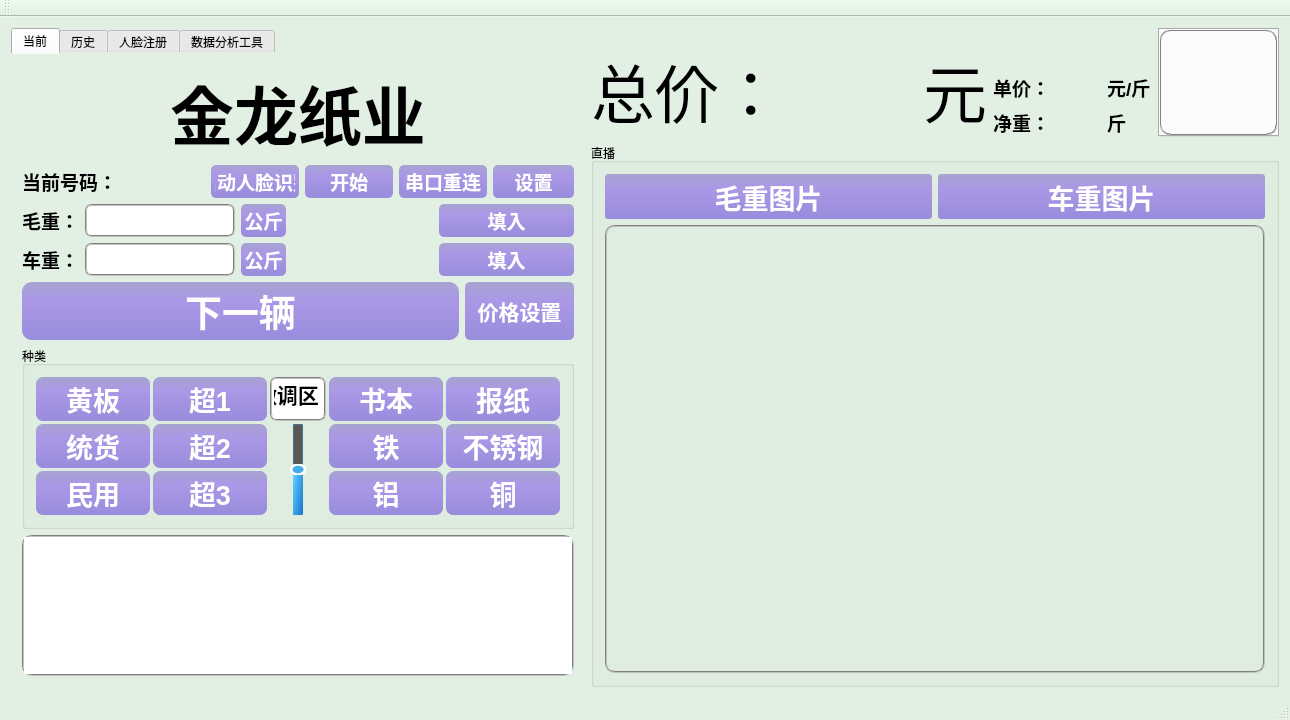
The window that wasterecycle.ui (ljhuan/WasteRecycle) describes before a commit, drawn with Qt 5.
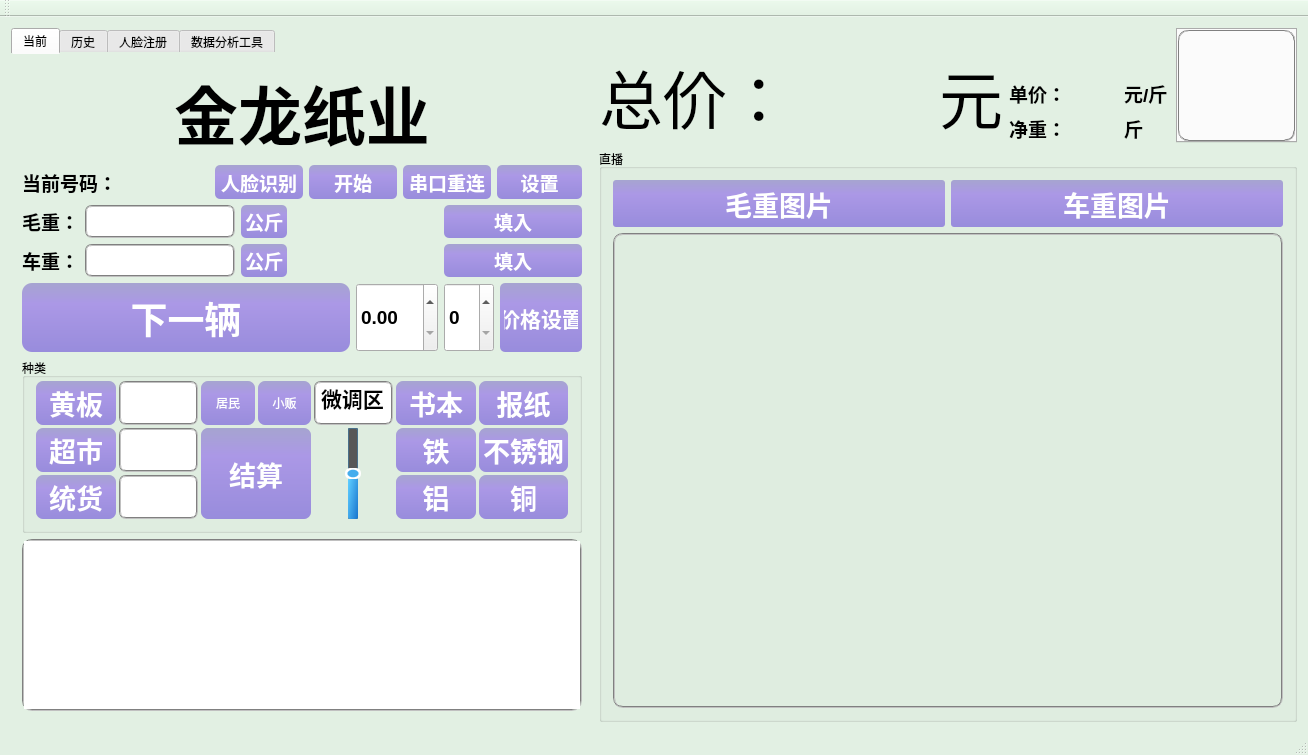
The same window after the commit. The open tabs and pages were chosen to show the change. Custom widgets are drawn as their Qt base class.

What changed in the file:
```diff
--- a/wasterecycle.ui
+++ b/wasterecycle.ui
@@ -9,8 +9,8 @@
    <rect>
     <x>0</x>
     <y>0</y>
-    <width>1290</width>
-    <height>720</height>
+    <width>1308</width>
+    <height>755</height>
    </rect>
   </property>
   <property name="sizePolicy">
@@ -106,7 +106,7 @@
        <attribute name="title">
         <string>当前</string>
        </attribute>
-       <layout class="QVBoxLayout" name="verticalLayout_5" stretch="3,1,3,2,5,0">
+       <layout class="QVBoxLayout" name="verticalLayout_5" stretch="2,1,2,2,3,5">
         <item>
          <widget class="QLabel" name="lb_display">
           <property name="enabled">
@@ -215,7 +215,7 @@
 </string>
             </property>
             <property name="text">
-             <string>启动人脸识别</string>
+             <string>人脸识别</string>
             </property>
            </widget>
           </item>
@@ -755,7 +755,7 @@
          </layout>
         </item>
         <item>
-         <layout class="QHBoxLayout" name="horizontalLayout_2" stretch="4,1">
+         <layout class="QHBoxLayout" name="horizontalLayout_2" stretch="8,2,1,2">
           <item>
            <widget class="QPushButton" name="btn_Next">
             <property name="sizePolicy">
@@ -818,6 +818,45 @@
             </property>
            </widget>
           </item>
+          <item>
+           <widget class="QDoubleSpinBox" name="doubleSpinBox">
+            <property name="sizePolicy">
+             <sizepolicy hsizetype="Minimum" vsizetype="Preferred">
+              <horstretch>0</horstretch>
+              <verstretch>0</verstretch>
+             </sizepolicy>
+            </property>
+            <property name="font">
+             <font>
+              <family>Arial</family>
+              <pointsize>14</pointsize>
+              <weight>75</weight>
+              <bold>true</bold>
+             </font>
+            </property>
+            <property name="singleStep">
+             <double>0.010000000000000</double>
+            </property>
+           </widget>
+          </item>
+          <item>
+           <widget class="QSpinBox" name="spinBox">
+            <property name="sizePolicy">
+             <sizepolicy hsizetype="Minimum" vsizetype="Preferred">
+              <horstretch>0</horstretch>
+              <verstretch>0</verstretch>
+             </sizepolicy>
+            </property>
+            <property name="font">
+             <font>
+              <family>Arial</family>
+              <pointsize>14</pointsize>
+              <weight>75</weight>
+              <bold>true</bold>
+             </font>
+            </property>
+           </widget>
+          </item>
           <item>
            <widget class="QPushButton" name="btn_priceSet">
             <property name="sizePolicy">
@@ -871,11 +910,50 @@
           <property name="title">
            <string>种类</string>
           </property>
-          <layout class="QGridLayout" name="gridLayout_3" rowstretch="1,1,1" columnstretch="2,2,1,2,2">
+          <layout class="QGridLayout" name="gridLayout_3" rowstretch="1,1,1,1,1,1" columnstretch="3,3,2,2,3,3,3">
+           <property name="topMargin">
+            <number>3</number>
+           </property>
            <property name="spacing">
             <number>3</number>
            </property>
-           <item row="0" column="0">
+           <item row="3" column="3">
+            <widget class="QPushButton" name="btn_packman">
+             <property name="sizePolicy">
+              <sizepolicy hsizetype="Minimum" vsizetype="Preferred">
+               <horstretch>0</horstretch>
+               <verstretch>0</verstretch>
+              </sizepolicy>
+             </property>
+             <property name="styleSheet">
+              <string notr="true">QPushButton{color: rgb(255, 255, 255);
+			background: qlineargradient(x1:0, y1:0, x2:0, y2:1, stop:0 rgb(166,164,208),stop:0.3 rgb(171,152,230), stop:1 rgb(152,140,220));
+            border:1px;
+            border-radius:7px;
+            padding:2px 4px;
+}
+QPushButton:hover{
+            color: rgb(255, 255, 255); 
+            background: qlineargradient(x1:0, y1:0, x2:0, y2:1, stop:0 rgb(130,120,226), stop:0.3 rgb(120,130,230), stop:1 rgb(125,140,226));
+            border:1px;
+            border-radius:7px;
+            padding:2px 4px; 
+        }
+        QPushButton:pressed{
+            color: rgb(255, 255, 255);
+            background: qlineargradient(x1:0, y1:0, x2:0, y2:1, stop:0 rgb(240,156,121), stop:0.3 rgb(220,160,140), stop:1 rgb(230,140,120));
+            border:1px;
+            border-radius:7px;
+            padding:2px 4px;
+        }
+</string>
+             </property>
+             <property name="text">
+              <string>小贩</string>
+             </property>
+            </widget>
+           </item>
+           <item row="3" column="0">
             <widget class="QPushButton" name="btn_huangban">
              <property name="sizePolicy">
               <sizepolicy hsizetype="Maximum" vsizetype="Maximum">
@@ -926,7 +1004,79 @@
              </property>
             </widget>
            </item>
-           <item row="0" column="1">
+           <item row="5" column="0">
+            <widget class="QPushButton" name="btn_tonghuo">
+             <property name="sizePolicy">
+              <sizepolicy hsizetype="Maximum" vsizetype="Maximum">
+               <horstretch>0</horstretch>
+               <verstretch>0</verstretch>
+              </sizepolicy>
+             </property>
+             <property name="maximumSize">
+              <size>
+               <width>150</width>
+               <height>200</height>
+              </size>
+             </property>
+             <property name="font">
+              <font>
+               <family>Arial</family>
+               <pointsize>20</pointsize>
+               <weight>75</weight>
+               <italic>false</italic>
+               <bold>true</bold>
+              </font>
+             </property>
+             <property name="styleSheet">
+              <string notr="true">QPushButton{color: rgb(255, 255, 255);
+			background: qlineargradient(x1:0, y1:0, x2:0, y2:1, stop:0 rgb(166,164,208),stop:0.3 rgb(171,152,230), stop:1 rgb(152,140,220));
+            border:1px;
+            border-radius:7px;
+            padding:2px 4px;
+}
+QPushButton:hover{
+            color: rgb(255, 255, 255); 
+            background: qlineargradient(x1:0, y1:0, x2:0, y2:1, stop:0 rgb(130,120,226), stop:0.3 rgb(120,130,230), stop:1 rgb(125,140,226));
+            border:1px;
+            border-radius:7px;
+            padding:2px 4px; 
+        }
+        QPushButton:pressed{
+            color: rgb(255, 255, 255);
+            background: qlineargradient(x1:0, y1:0, x2:0, y2:1, stop:0 rgb(240,156,121), stop:0.3 rgb(220,160,140), stop:1 rgb(230,140,120));
+            border:1px;
+            border-radius:7px;
+            padding:2px 4px;
+        }
+</string>
+             </property>
+             <property name="text">
+              <string>统货</string>
+             </property>
+            </widget>
+           </item>
+           <item row="5" column="1">
+            <widget class="MyLineEdit" name="le_tonghuo">
+             <property name="sizePolicy">
+              <sizepolicy hsizetype="Expanding" vsizetype="Preferred">
+               <horstretch>0</horstretch>
+               <verstretch>0</verstretch>
+              </sizepolicy>
+             </property>
+             <property name="font">
+              <font>
+               <family>Arial</family>
+               <pointsize>14</pointsize>
+               <weight>75</weight>
+               <bold>true</bold>
+              </font>
+             </property>
+             <property name="styleSheet">
+              <string notr="true">border:2px groove gray;border-radius:7px;padding:2px 4px;</string>
+             </property>
+            </widget>
+           </item>
+           <item row="4" column="0">
             <widget class="QPushButton" name="btn_chao1">
              <property name="sizePolicy">
               <sizepolicy hsizetype="Maximum" vsizetype="Maximum">
@@ -973,62 +1123,32 @@
 </string>
              </property>
              <property name="text">
-              <string>超1</string>
+              <string>超市</string>
              </property>
             </widget>
            </item>
-           <item row="0" column="3">
-            <widget class="QPushButton" name="btn_shuben">
+           <item row="4" column="1">
+            <widget class="MyLineEdit" name="le_chaoshi">
              <property name="sizePolicy">
-              <sizepolicy hsizetype="Maximum" vsizetype="Maximum">
+              <sizepolicy hsizetype="Expanding" vsizetype="Preferred">
                <horstretch>0</horstretch>
                <verstretch>0</verstretch>
               </sizepolicy>
              </property>
-             <property name="maximumSize">
-              <size>
-               <width>150</width>
-               <height>200</height>
-              </size>
-             </property>
              <property name="font">
               <font>
                <family>Arial</family>
-               <pointsize>20</pointsize>
+               <pointsize>14</pointsize>
                <weight>75</weight>
-               <italic>false</italic>
                <bold>true</bold>
               </font>
              </property>
              <property name="styleSheet">
-              <string notr="true">QPushButton{color: rgb(255, 255, 255);
-			background: qlineargradient(x1:0, y1:0, x2:0, y2:1, stop:0 rgb(166,164,208),stop:0.3 rgb(171,152,230), stop:1 rgb(152,140,220));
-            border:1px;
-            border-radius:7px;
-            padding:2px 4px;
-}
-QPushButton:hover{
-            color: rgb(255, 255, 255); 
-            background: qlineargradient(x1:0, y1:0, x2:0, y2:1, stop:0 rgb(130,120,226), stop:0.3 rgb(120,130,230), stop:1 rgb(125,140,226));
-            border:1px;
-            border-radius:7px;
-            padding:2px 4px; 
-        }
-        QPushButton:pressed{
-            color: rgb(255, 255, 255);
-            background: qlineargradient(x1:0, y1:0, x2:0, y2:1, stop:0 rgb(240,156,121), stop:0.3 rgb(220,160,140), stop:1 rgb(230,140,120));
-            border:1px;
-            border-radius:7px;
-            padding:2px 4px;
-        }
-</string>
-             </property>
-             <property name="text">
-              <string>书本</string>
+              <string notr="true">border:2px groove gray;border-radius:7px;padding:2px 4px;</string>
              </property>
             </widget>
            </item>
-           <item row="0" column="4">
+           <item row="3" column="6">
             <widget class="QPushButton" name="btn_baozhi">
              <property name="sizePolicy">
               <sizepolicy hsizetype="Maximum" vsizetype="Maximum">
@@ -1079,59 +1199,29 @@
              </property>
             </widget>
            </item>
-           <item row="1" column="0">
-            <widget class="QPushButton" name="btn_tonghuo">
+           <item row="3" column="1">
+            <widget class="MyLineEdit" name="le_huangban">
              <property name="sizePolicy">
-              <sizepolicy hsizetype="Maximum" vsizetype="Maximum">
+              <sizepolicy hsizetype="Expanding" vsizetype="Preferred">
                <horstretch>0</horstretch>
                <verstretch>0</verstretch>
               </sizepolicy>
              </property>
-             <property name="maximumSize">
-              <size>
-               <width>150</width>
-               <height>200</height>
-              </size>
-             </property>
              <property name="font">
               <font>
                <family>Arial</family>
-               <pointsize>20</pointsize>
+               <pointsize>14</pointsize>
                <weight>75</weight>
-               <italic>false</italic>
                <bold>true</bold>
               </font>
              </property>
              <property name="styleSheet">
-              <string notr="true">QPushButton{color: rgb(255, 255, 255);
-			background: qlineargradient(x1:0, y1:0, x2:0, y2:1, stop:0 rgb(166,164,208),stop:0.3 rgb(171,152,230), stop:1 rgb(152,140,220));
-            border:1px;
-            border-radius:7px;
-            padding:2px 4px;
-}
-QPushButton:hover{
-            color: rgb(255, 255, 255); 
-            background: qlineargradient(x1:0, y1:0, x2:0, y2:1, stop:0 rgb(130,120,226), stop:0.3 rgb(120,130,230), stop:1 rgb(125,140,226));
-            border:1px;
-            border-radius:7px;
-            padding:2px 4px; 
-        }
-        QPushButton:pressed{
-            color: rgb(255, 255, 255);
-            background: qlineargradient(x1:0, y1:0, x2:0, y2:1, stop:0 rgb(240,156,121), stop:0.3 rgb(220,160,140), stop:1 rgb(230,140,120));
-            border:1px;
-            border-radius:7px;
-            padding:2px 4px;
-        }
-</string>
+              <string notr="true">border:2px groove gray;border-radius:7px;padding:2px 4px;</string>
              </property>
-             <property name="text">
-              <string>统货</string>
-             </property>
             </widget>
            </item>
-           <item row="1" column="1">
-            <widget class="QPushButton" name="btn_chao2">
+           <item row="3" column="5">
+            <widget class="QPushButton" name="btn_shuben">
              <property name="sizePolicy">
               <sizepolicy hsizetype="Maximum" vsizetype="Maximum">
                <horstretch>0</horstretch>
@@ -1177,11 +1267,11 @@
 </string>
              </property>
              <property name="text">
-              <string>超2</string>
+              <string>书本</string>
              </property>
             </widget>
            </item>
-           <item row="1" column="2" rowspan="2">
+           <item row="4" column="4" rowspan="2">
             <widget class="QSlider" name="vslider_percent">
              <property name="sizePolicy">
               <sizepolicy hsizetype="Preferred" vsizetype="Expanding">
@@ -1256,58 +1346,7 @@
              </property>
             </widget>
            </item>
-           <item row="1" column="3">
-            <widget class="QPushButton" name="btn_tie">
-             <property name="sizePolicy">
-              <sizepolicy hsizetype="Maximum" vsizetype="Maximum">
-               <horstretch>0</horstretch>
-               <verstretch>0</verstretch>
-              </sizepolicy>
-             </property>
-             <property name="maximumSize">
-              <size>
-               <width>150</width>
-               <height>200</height>
-              </size>
-             </property>
-             <property name="font">
-              <font>
-               <family>Arial</family>
-               <pointsize>20</pointsize>
-               <weight>75</weight>
-               <italic>false</italic>
-               <bold>true</bold>
-              </font>
-             </property>
-             <property name="styleSheet">
-              <string notr="true">QPushButton{color: rgb(255, 255, 255);
-			background: qlineargradient(x1:0, y1:0, x2:0, y2:1, stop:0 rgb(166,164,208),stop:0.3 rgb(171,152,230), stop:1 rgb(152,140,220));
-            border:1px;
-            border-radius:7px;
-            padding:2px 4px;
-}
-QPushButton:hover{
-            color: rgb(255, 255, 255); 
-            background: qlineargradient(x1:0, y1:0, x2:0, y2:1, stop:0 rgb(130,120,226), stop:0.3 rgb(120,130,230), stop:1 rgb(125,140,226));
-            border:1px;
-            border-radius:7px;
-            padding:2px 4px; 
-        }
-        QPushButton:pressed{
-            color: rgb(255, 255, 255);
-            background: qlineargradient(x1:0, y1:0, x2:0, y2:1, stop:0 rgb(240,156,121), stop:0.3 rgb(220,160,140), stop:1 rgb(230,140,120));
-            border:1px;
-            border-radius:7px;
-            padding:2px 4px;
-        }
-</string>
-             </property>
-             <property name="text">
-              <string>铁</string>
-             </property>
-            </widget>
-           </item>
-           <item row="1" column="4">
+           <item row="4" column="6">
             <widget class="QPushButton" name="btn_buxiugang">
              <property name="sizePolicy">
               <sizepolicy hsizetype="Maximum" vsizetype="Maximum">
@@ -1358,8 +1397,8 @@
              </property>
             </widget>
            </item>
-           <item row="2" column="0">
-            <widget class="QPushButton" name="btn_jumin">
+           <item row="4" column="5">
+            <widget class="QPushButton" name="btn_tie">
              <property name="sizePolicy">
               <sizepolicy hsizetype="Maximum" vsizetype="Maximum">
                <horstretch>0</horstretch>
@@ -1405,113 +1444,11 @@
 </string>
              </property>
              <property name="text">
-              <string>民用</string>
+              <string>铁</string>
              </property>
             </widget>
            </item>
-           <item row="2" column="1">
-            <widget class="QPushButton" name="btn_chao3">
-             <property name="sizePolicy">
-              <sizepolicy hsizetype="Maximum" vsizetype="Maximum">
-               <horstretch>0</horstretch>
-               <verstretch>0</verstretch>
-              </sizepolicy>
-             </property>
-             <property name="maximumSize">
-              <size>
-               <width>150</width>
-               <height>200</height>
-              </size>
-             </property>
-             <property name="font">
-              <font>
-               <family>Arial</family>
-               <pointsize>20</pointsize>
-               <weight>75</weight>
-               <italic>false</italic>
-               <bold>true</bold>
-              </font>
-             </property>
-             <property name="styleSheet">
-              <string notr="true">QPushButton{color: rgb(255, 255, 255);
-			background: qlineargradient(x1:0, y1:0, x2:0, y2:1, stop:0 rgb(166,164,208),stop:0.3 rgb(171,152,230), stop:1 rgb(152,140,220));
-            border:1px;
-            border-radius:7px;
-            padding:2px 4px;
-}
-QPushButton:hover{
-            color: rgb(255, 255, 255); 
-            background: qlineargradient(x1:0, y1:0, x2:0, y2:1, stop:0 rgb(130,120,226), stop:0.3 rgb(120,130,230), stop:1 rgb(125,140,226));
-            border:1px;
-            border-radius:7px;
-            padding:2px 4px; 
-        }
-        QPushButton:pressed{
-            color: rgb(255, 255, 255);
-            background: qlineargradient(x1:0, y1:0, x2:0, y2:1, stop:0 rgb(240,156,121), stop:0.3 rgb(220,160,140), stop:1 rgb(230,140,120));
-            border:1px;
-            border-radius:7px;
-            padding:2px 4px;
-        }
-</string>
-             </property>
-             <property name="text">
-              <string>超3</string>
-             </property>
-            </widget>
-           </item>
-           <item row="2" column="3">
-            <widget class="QPushButton" name="btn_lv">
-             <property name="sizePolicy">
-              <sizepolicy hsizetype="Maximum" vsizetype="Maximum">
-               <horstretch>0</horstretch>
-               <verstretch>0</verstretch>
-              </sizepolicy>
-             </property>
-             <property name="maximumSize">
-              <size>
-               <width>150</width>
-               <height>200</height>
-              </size>
-             </property>
-             <property name="font">
-              <font>
-               <family>Arial</family>
-               <pointsize>20</pointsize>
-               <weight>75</weight>
-               <italic>false</italic>
-               <bold>true</bold>
-              </font>
-             </property>
-             <property name="styleSheet">
-              <string notr="true">QPushButton{color: rgb(255, 255, 255);
-			background: qlineargradient(x1:0, y1:0, x2:0, y2:1, stop:0 rgb(166,164,208),stop:0.3 rgb(171,152,230), stop:1 rgb(152,140,220));
-            border:1px;
-            border-radius:7px;
-            padding:2px 4px;
-}
-QPushButton:hover{
-            color: rgb(255, 255, 255); 
-            background: qlineargradient(x1:0, y1:0, x2:0, y2:1, stop:0 rgb(130,120,226), stop:0.3 rgb(120,130,230), stop:1 rgb(125,140,226));
-            border:1px;
-            border-radius:7px;
-            padding:2px 4px; 
-        }
-        QPushButton:pressed{
-            color: rgb(255, 255, 255);
-            background: qlineargradient(x1:0, y1:0, x2:0, y2:1, stop:0 rgb(240,156,121), stop:0.3 rgb(220,160,140), stop:1 rgb(230,140,120));
-            border:1px;
-            border-radius:7px;
-            padding:2px 4px;
-        }
-</string>
-             </property>
-             <property name="text">
-              <string>铝</string>
-             </property>
-            </widget>
-           </item>
-           <item row="2" column="4">
+           <item row="5" column="6">
             <widget class="QPushButton" name="btn_tong">
              <property name="sizePolicy">
               <sizepolicy hsizetype="Maximum" vsizetype="Maximum">
@@ -1562,7 +1499,7 @@
              </property>
             </widget>
            </item>
-           <item row="0" column="2">
+           <item row="3" column="4">
             <widget class="MyLineEdit" name="le_fineAdjustment">
              <property name="sizePolicy">
               <sizepolicy hsizetype="Preferred" vsizetype="Preferred">
@@ -1589,6 +1526,137 @@
              </property>
             </widget>
            </item>
+           <item row="5" column="5">
+            <widget class="QPushButton" name="btn_lv">
+             <property name="sizePolicy">
+              <sizepolicy hsizetype="Maximum" vsizetype="Maximum">
+               <horstretch>0</horstretch>
+               <verstretch>0</verstretch>
+              </sizepolicy>
+             </property>
+             <property name="maximumSize">
+              <size>
+               <width>150</width>
+               <height>200</height>
+              </size>
+             </property>
+             <property name="font">
+              <font>
+               <family>Arial</family>
+               <pointsize>20</pointsize>
+               <weight>75</weight>
+               <italic>false</italic>
+               <bold>true</bold>
+              </font>
+             </property>
+             <property name="styleSheet">
+              <string notr="true">QPushButton{color: rgb(255, 255, 255);
+			background: qlineargradient(x1:0, y1:0, x2:0, y2:1, stop:0 rgb(166,164,208),stop:0.3 rgb(171,152,230), stop:1 rgb(152,140,220));
+            border:1px;
+            border-radius:7px;
+            padding:2px 4px;
+}
+QPushButton:hover{
+            color: rgb(255, 255, 255); 
+            background: qlineargradient(x1:0, y1:0, x2:0, y2:1, stop:0 rgb(130,120,226), stop:0.3 rgb(120,130,230), stop:1 rgb(125,140,226));
+            border:1px;
+            border-radius:7px;
+            padding:2px 4px; 
+        }
+        QPushButton:pressed{
+            color: rgb(255, 255, 255);
+            background: qlineargradient(x1:0, y1:0, x2:0, y2:1, stop:0 rgb(240,156,121), stop:0.3 rgb(220,160,140), stop:1 rgb(230,140,120));
+            border:1px;
+            border-radius:7px;
+            padding:2px 4px;
+        }
+</string>
+             </property>
+             <property name="text">
+              <string>铝</string>
+             </property>
+            </widget>
+           </item>
+           <item row="3" column="2">
+            <widget class="QPushButton" name="btn_resident">
+             <property name="sizePolicy">
+              <sizepolicy hsizetype="Minimum" vsizetype="Preferred">
+               <horstretch>0</horstretch>
+               <verstretch>0</verstretch>
+              </sizepolicy>
+             </property>
+             <property name="styleSheet">
+              <string notr="true">QPushButton{color: rgb(255, 255, 255);
+			background: qlineargradient(x1:0, y1:0, x2:0, y2:1, stop:0 rgb(166,164,208),stop:0.3 rgb(171,152,230), stop:1 rgb(152,140,220));
+            border:1px;
+            border-radius:7px;
+            padding:2px 4px;
+}
+QPushButton:hover{
+            color: rgb(255, 255, 255); 
+            background: qlineargradient(x1:0, y1:0, x2:0, y2:1, stop:0 rgb(130,120,226), stop:0.3 rgb(120,130,230), stop:1 rgb(125,140,226));
+            border:1px;
+            border-radius:7px;
+            padding:2px 4px; 
+        }
+        QPushButton:pressed{
+            color: rgb(255, 255, 255);
+            background: qlineargradient(x1:0, y1:0, x2:0, y2:1, stop:0 rgb(240,156,121), stop:0.3 rgb(220,160,140), stop:1 rgb(230,140,120));
+            border:1px;
+            border-radius:7px;
+            padding:2px 4px;
+        }
+</string>
+             </property>
+             <property name="text">
+              <string>居民</string>
+             </property>
+            </widget>
+           </item>
+           <item row="4" column="2" rowspan="2" colspan="2">
+            <widget class="QPushButton" name="btn_finalCal">
+             <property name="sizePolicy">
+              <sizepolicy hsizetype="Preferred" vsizetype="Preferred">
+               <horstretch>0</horstretch>
+               <verstretch>0</verstretch>
+              </sizepolicy>
+             </property>
+             <property name="font">
+              <font>
+               <family>Arial</family>
+               <pointsize>20</pointsize>
+               <weight>75</weight>
+               <bold>true</bold>
+              </font>
+             </property>
+             <property name="styleSheet">
+              <string notr="true">QPushButton{color: rgb(255, 255, 255);
+			background: qlineargradient(x1:0, y1:0, x2:0, y2:1, stop:0 rgb(166,164,208),stop:0.3 rgb(171,152,230), stop:1 rgb(152,140,220));
+            border:1px;
+            border-radius:7px;
+            padding:2px 4px;
+}
+QPushButton:hover{
+            color: rgb(255, 255, 255); 
+            background: qlineargradient(x1:0, y1:0, x2:0, y2:1, stop:0 rgb(130,120,226), stop:0.3 rgb(120,130,230), stop:1 rgb(125,140,226));
+            border:1px;
+            border-radius:7px;
+            padding:2px 4px; 
+        }
+        QPushButton:pressed{
+            color: rgb(255, 255, 255);
+            background: qlineargradient(x1:0, y1:0, x2:0, y2:1, stop:0 rgb(240,156,121), stop:0.3 rgb(220,160,140), stop:1 rgb(230,140,120));
+            border:1px;
+            border-radius:7px;
+            padding:2px 4px;
+        }
+</string>
+             </property>
+             <property name="text">
+              <string>结算</string>
+             </property>
+            </widget>
+           </item>
           </layout>
          </widget>
         </item>
```
Left out of the diff: 22 changed lines with no effect on the pictures.
